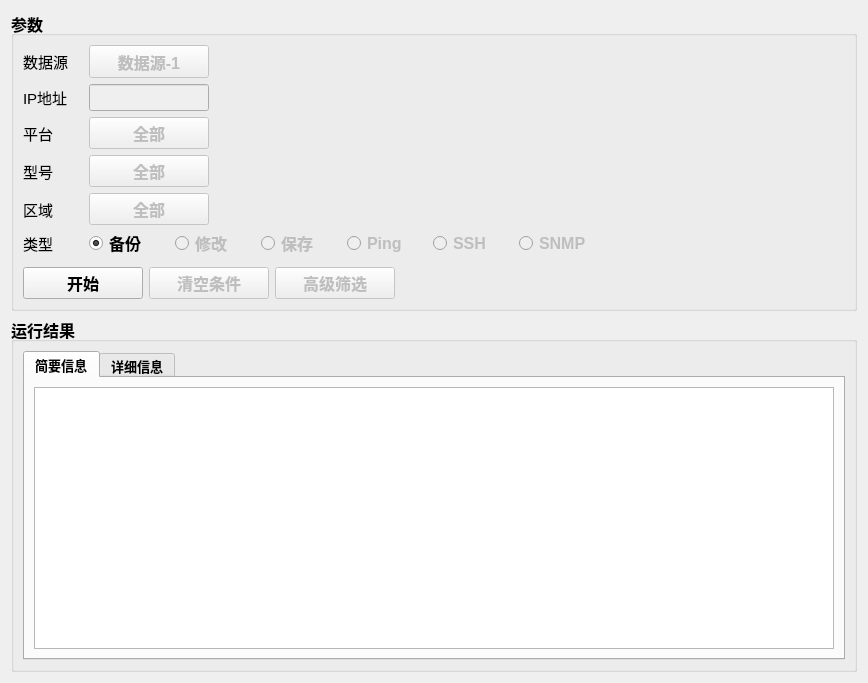
Qt form app/resource/ui/AutoInterface.ui (kiraster/NetOpsGUI) before a commit.
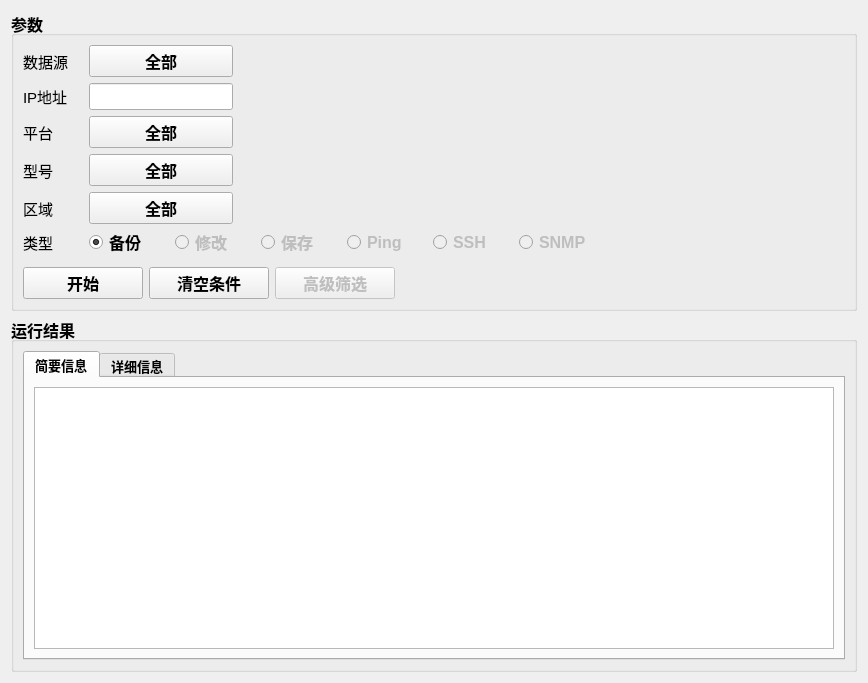
The same form after that commit. Custom widgets are drawn as their Qt base class.

Commit message: 主界面启用combobox，从nr取出对应数据填充至下拉列表；启用清空条件按钮添加将索引置为-1

What changed in the file:
```diff
--- a/app/resource/ui/AutoInterface.ui
+++ b/app/resource/ui/AutoInterface.ui
@@ -42,7 +42,7 @@
        </property>
        <layout class="QVBoxLayout" name="verticalLayout">
         <item>
-         <layout class="QHBoxLayout" name="horizontalLayout_3" stretch="2,3,15">
+         <layout class="QHBoxLayout" name="horizontalLayout_3" stretch="2,4,15">
           <item>
            <widget class="StrongBodyLabel" name="StrongBodyLabel_3">
             <property name="minimumSize">
@@ -73,27 +73,15 @@
            </widget>
           </item>
           <item>
-           <widget class="DropDownPushButton" name="DropDownPushButton_7">
-            <property name="enabled">
-             <bool>false</bool>
-            </property>
-            <property name="minimumSize">
-             <size>
-              <width>0</width>
-              <height>33</height>
-             </size>
-            </property>
+           <widget class="ComboBox" name="data_combobox">
             <property name="maximumSize">
              <size>
-              <width>120</width>
-              <height>33</height>
+              <width>144</width>
+              <height>16777215</height>
              </size>
             </property>
             <property name="text">
-             <string>数据源-1</string>
-            </property>
-            <property name="checkable">
-             <bool>true</bool>
+             <string>全部</string>
             </property>
            </widget>
           </item>
@@ -113,7 +101,7 @@
          </layout>
         </item>
         <item>
-         <layout class="QHBoxLayout" name="horizontalLayout_17" stretch="2,3,15">
+         <layout class="QHBoxLayout" name="horizontalLayout_17" stretch="2,4,15">
           <item>
            <widget class="StrongBodyLabel" name="StrongBodyLabel_15">
             <property name="minimumSize">
@@ -143,11 +131,11 @@
           <item>
            <widget class="LineEdit" name="LineEdit_5">
             <property name="enabled">
-             <bool>false</bool>
+             <bool>true</bool>
             </property>
             <property name="maximumSize">
              <size>
-              <width>120</width>
+              <width>144</width>
               <height>33</height>
              </size>
             </property>
@@ -172,7 +160,7 @@
          </layout>
         </item>
         <item>
-         <layout class="QHBoxLayout" name="horizontalLayout_18" stretch="2,3,15">
+         <layout class="QHBoxLayout" name="horizontalLayout_18" stretch="2,4,15">
           <item>
            <widget class="StrongBodyLabel" name="StrongBodyLabel_16">
             <property name="minimumSize">
@@ -200,13 +188,10 @@
            </widget>
           </item>
           <item>
-           <widget class="DropDownPushButton" name="DropDownPushButton_10">
-            <property name="enabled">
-             <bool>false</bool>
-            </property>
+           <widget class="ComboBox" name="platform_combobox">
             <property name="maximumSize">
              <size>
-              <width>120</width>
+              <width>144</width>
               <height>16777215</height>
              </size>
             </property>
@@ -231,7 +216,7 @@
          </layout>
         </item>
         <item>
-         <layout class="QHBoxLayout" name="horizontalLayout_19" stretch="2,3,15">
+         <layout class="QHBoxLayout" name="horizontalLayout_19" stretch="2,4,15">
           <item>
            <widget class="StrongBodyLabel" name="StrongBodyLabel_17">
             <property name="sizePolicy">
@@ -265,13 +250,10 @@
            </widget>
           </item>
           <item>
-           <widget class="DropDownPushButton" name="DropDownPushButton_11">
-            <property name="enabled">
-             <bool>false</bool>
-            </property>
+           <widget class="ComboBox" name="model_combobox">
             <property name="maximumSize">
              <size>
-              <width>120</width>
+              <width>144</width>
               <height>16777215</height>
              </size>
             </property>
@@ -296,7 +278,7 @@
          </layout>
         </item>
         <item>
-         <layout class="QHBoxLayout" name="horizontalLayout" stretch="2,3,15">
+         <layout class="QHBoxLayout" name="horizontalLayout" stretch="2,4,15">
           <item>
            <widget class="StrongBodyLabel" name="StrongBodyLabel_18">
             <property name="minimumSize">
@@ -324,22 +306,16 @@
            </widget>
           </item>
           <item>
-           <widget class="DropDownPushButton" name="DropDownPushButton_12">
-            <property name="enabled">
-             <bool>false</bool>
-            </property>
+           <widget class="ComboBox" name="area_combobox">
             <property name="maximumSize">
              <size>
-              <width>120</width>
+              <width>144</width>
               <height>16777215</height>
              </size>
             </property>
             <property name="text">
              <string>全部</string>
             </property>
-            <property name="checkable">
-             <bool>false</bool>
-            </property>
            </widget>
           </item>
           <item>
@@ -591,7 +567,7 @@
           <item>
            <widget class="PrimaryPushButton" name="PrimaryPushButton_6">
             <property name="enabled">
-             <bool>false</bool>
+             <bool>true</bool>
             </property>
             <property name="sizePolicy">
              <sizepolicy hsizetype="Fixed" vsizetype="Fixed">
@@ -767,6 +743,11 @@
   </layout>
  </widget>
  <customwidgets>
+  <customwidget>
+   <class>ComboBox</class>
+   <extends>QPushButton</extends>
+   <header>qfluentwidgets</header>
+  </customwidget>
   <customwidget>
    <class>PushButton</class>
    <extends>QPushButton</extends>
@@ -777,11 +758,6 @@
    <extends>PushButton</extends>
    <header>qfluentwidgets</header>
   </customwidget>
-  <customwidget>
-   <class>DropDownPushButton</class>
-   <extends>PushButton</extends>
-   <header>qfluentwidgets</header>
-  </customwidget>
   <customwidget>
    <class>RadioButton</class>
    <extends>QRadioButton</extends>
```
Left out of the diff: 4 changed lines with no effect on the pictures. The commit also changes 2 other files.
